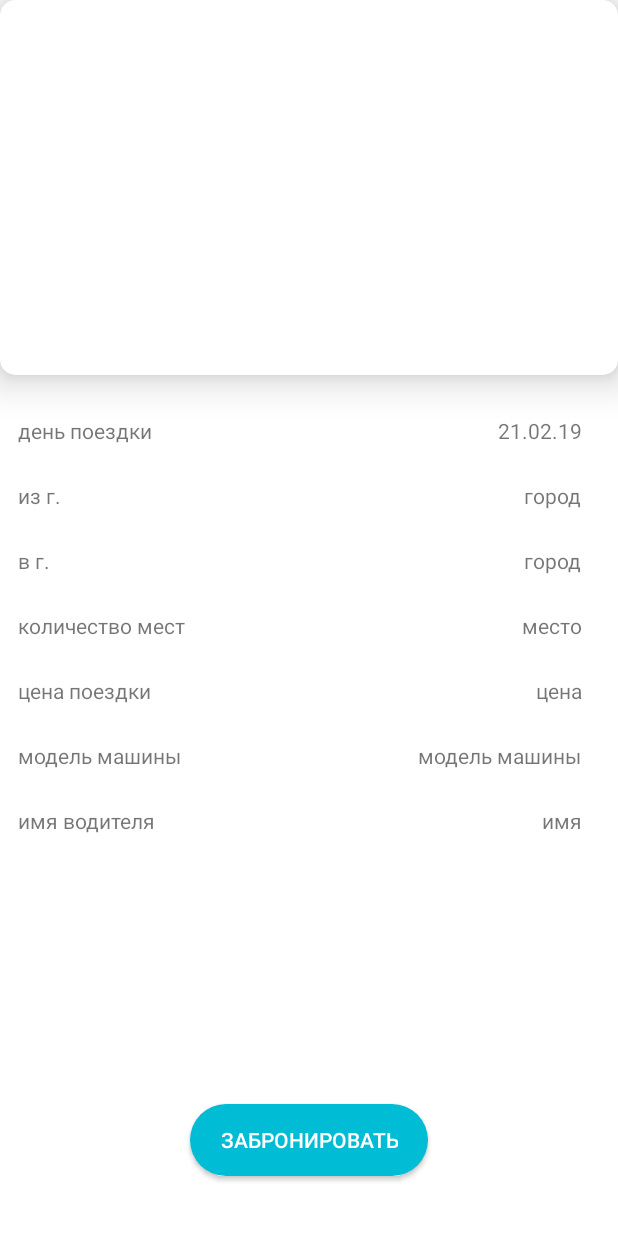
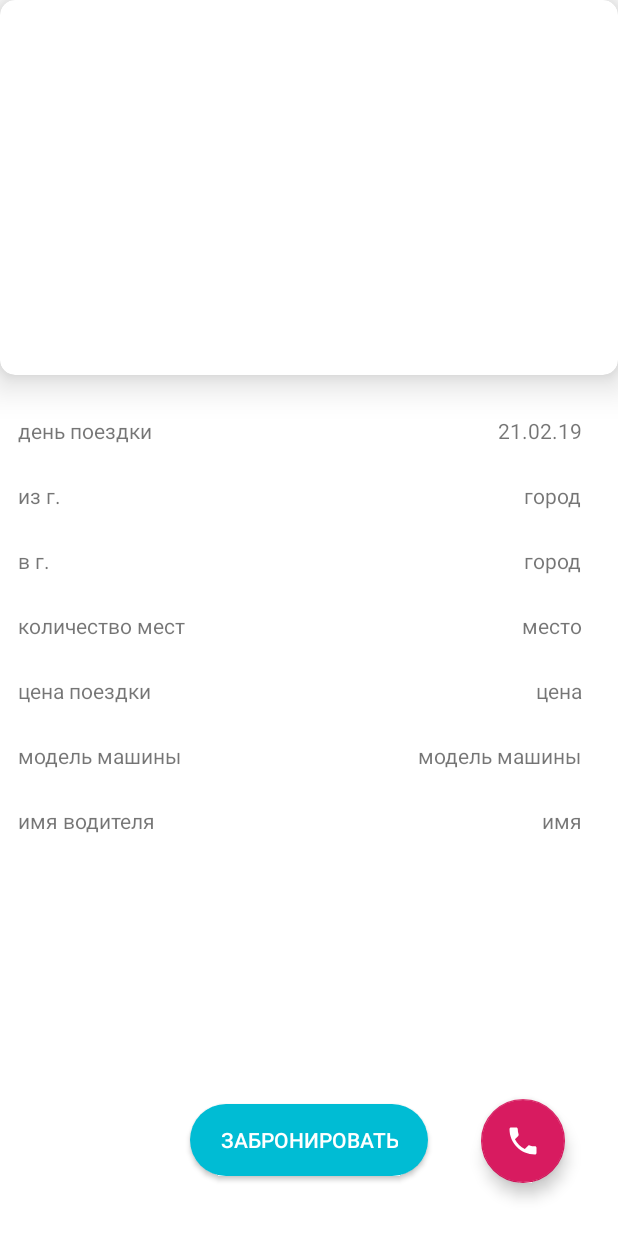
Before and after one commit to Azim87/client, an Android app: the layout activity_trip_details.xml on its own in the app's theme, with its tools: preview values and no code run, on a phone screen of 412 x 824 dp. Run offline under Robolectric (Android 15) with nearby library versions, the phone set to English and light mode, and no system bars.

Commit message:
call to client by number from trip details activity

```diff
--- a/app/build.gradle
+++ b/app/build.gradle
@@ -47,4 +47,7 @@ dependencies {
     /* glide */
     implementation 'com.github.bumptech.glide:glide:4.10.0'
     annotationProcessor 'com.github.bumptech.glide:compiler:4.10.0'
+
+    /* dexter permission*/
+    implementation 'com.karumi:dexter:6.0.0'
 }
--- a/app/src/main/AndroidManifest.xml
+++ b/app/src/main/AndroidManifest.xml
@@ -5,6 +5,7 @@
 
     <uses-permission android:name="android.permission.INTERNET" />
     <uses-permission android:name="android.permission.ACCESS_NETWORK_STATE" />
+    <uses-permission android:name="android.permission.CALL_PHONE" />
 
     <application
         android:name=".App"
--- a/app/src/main/java/com/kubatov/client/ui/trip/recycler/DriversRecyclerAdapter.java
+++ b/app/src/main/java/com/kubatov/client/ui/trip/recycler/DriversRecyclerAdapter.java
@@ -1,5 +1,6 @@
 package com.kubatov.client.ui.trip.recycler;
 
+import android.util.Log;
 import android.view.LayoutInflater;
 import android.view.View;
 import android.view.ViewGroup;
@@ -83,7 +84,6 @@ public class DriversRecyclerAdapter extends RecyclerView.Adapter<DriversRecycler
                     .applyDefaultRequestOptions(RequestOptions.circleCropTransform())
                     .load(trip.getCarImage())
                     .into(carImageView);
-
         }
     }
 }
--- a/app/src/main/java/com/kubatov/client/ui/trip/tripFragment.java
+++ b/app/src/main/java/com/kubatov/client/ui/trip/tripFragment.java
@@ -108,6 +108,8 @@ public class tripFragment extends CoreFragment implements OnTripItemClickListene
         String tripCarModel = mTripList.get(position).getCarModel();
         String tripCarMark = mTripList.get(position).getCarMark();
         String tripDriversName = mTripList.get(position).getName();
+        String tripDriverNumber = mTripList.get(position).getPhoneNumber();
+
 
         List<String> imageList = new ArrayList<>();
         imageList.add(mTripList.get(position).getCarImage());
@@ -124,6 +126,7 @@ public class tripFragment extends CoreFragment implements OnTripItemClickListene
                 tripCarModel,
                 tripCarMark,
                 tripDriversName,
+                tripDriverNumber,
                 imageList);
     }
     //endregion
--- a/app/src/main/res/layout/activity_trip_details.xml
+++ b/app/src/main/res/layout/activity_trip_details.xml
@@ -17,7 +17,7 @@
         <androidx.viewpager.widget.ViewPager
             android:id="@+id/trip_view_pager"
             android:layout_width="match_parent"
-            android:layout_height="250dp"/>
+            android:layout_height="250dp" />
 
     </androidx.cardview.widget.CardView>
 
@@ -161,6 +161,18 @@
         android:paddingEnd="20dp"
         android:text="Забронировать"
         android:textColor="@color/colorWhite" />
+
+    <com.google.android.material.floatingactionbutton.FloatingActionButton
+        android:id="@+id/call_to_driver"
+        android:layout_width="wrap_content"
+        android:layout_height="wrap_content"
+        android:layout_alignParentRight="true"
+        android:layout_alignParentBottom="true"
+        android:layout_marginTop="-8dp"
+        android:layout_marginEnd="35dp"
+        android:layout_marginBottom="35dp"
+        android:src="@drawable/ic_local_phone"
+        app:backgroundTint="@color/colorAccent" />
     <!--endregion-->
 
 </RelativeLayout>
```
Also changed, not shown: app/src/main/java/com/kubatov/client/data/RemoteDriversDataSource/DriversRemoteData.java (+10 -1 lines), app/src/main/java/com/kubatov/client/model/DocumentId.java (+10 -1 lines), app/src/main/java/com/kubatov/client/model/Trip.java (+12 -2 lines), app/src/main/java/com/kubatov/client/ui/TripDetailsActivity/TripDetailsActivity.java (+53 -5 lines).
